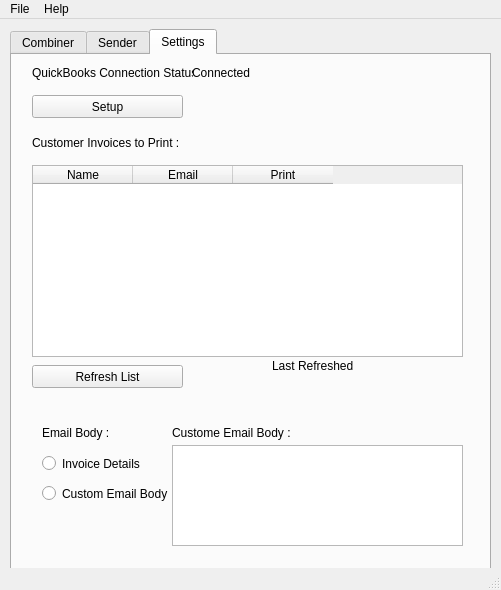
Above: QBICST.ui from maxitule3/Invoice-Combine-Send before the change. Below: the same form after it.
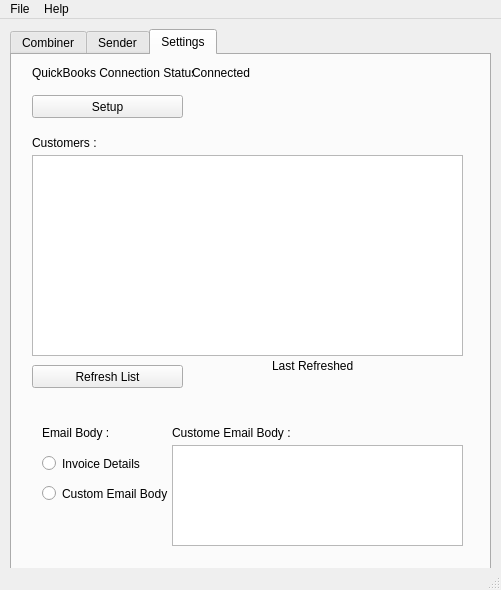
That is the form after the change.

Patch:
```diff
--- a/QBICST.ui
+++ b/QBICST.ui
@@ -421,7 +421,7 @@
        <number>0</number>
       </property>
       <property name="text">
-       <string>Customer Invoices to Print :</string>
+       <string>Customers :</string>
       </property>
       <property name="textFormat">
        <enum>Qt::AutoText</enum>
@@ -601,30 +601,15 @@
        <string>Refresh List</string>
       </property>
      </widget>
-     <widget class="QTableWidget" name="tableWidget">
+     <widget class="QListWidget" name="listWidget_3">
       <property name="geometry">
        <rect>
         <x>20</x>
-        <y>110</y>
+        <y>100</y>
         <width>431</width>
-        <height>192</height>
+        <height>201</height>
        </rect>
       </property>
-      <column>
-       <property name="text">
-        <string>Name</string>
-       </property>
-      </column>
-      <column>
-       <property name="text">
-        <string>Email</string>
-       </property>
-      </column>
-      <column>
-       <property name="text">
-        <string>Print</string>
-       </property>
-      </column>
      </widget>
     </widget>
    </widget>
```
Left out of the diff: 13 changed lines with no effect on the pictures.
